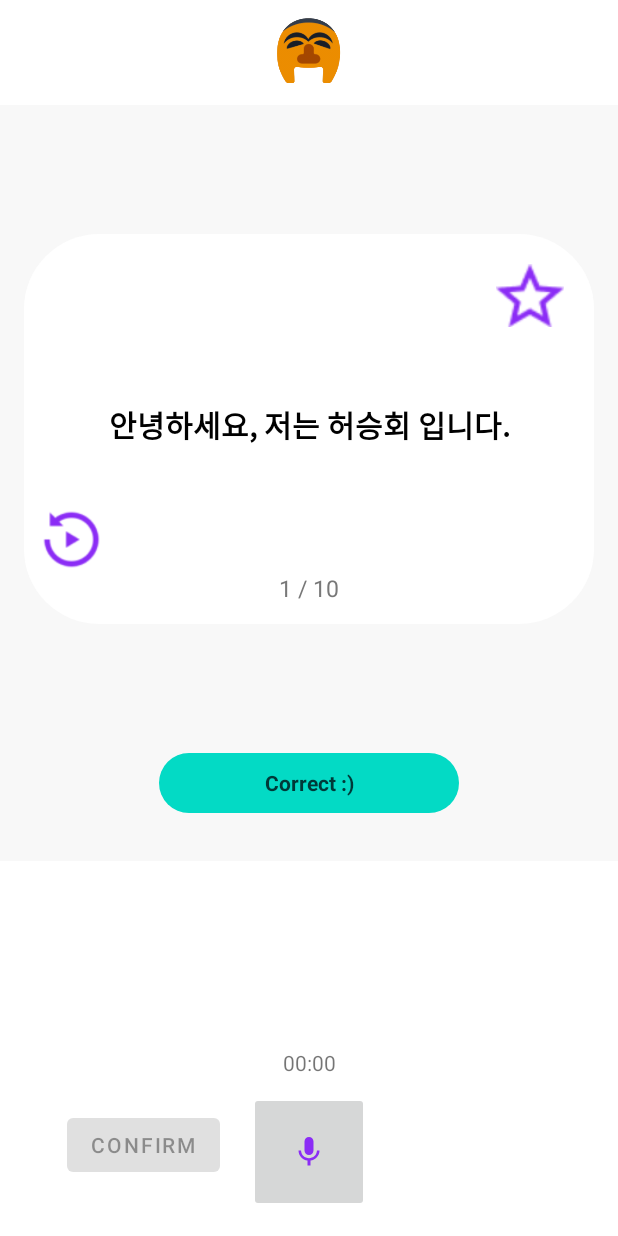
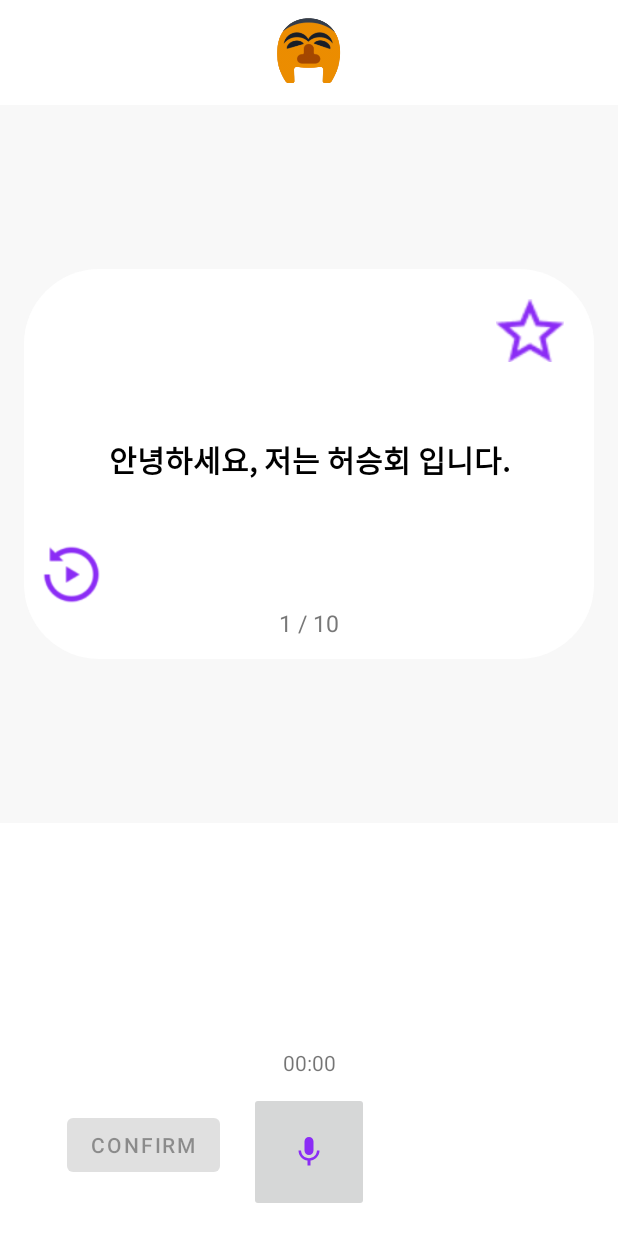
Before and after one commit to Skrrs/android-app, an Android app: the TestActivity screen opened directly, with no data from a screen before it, on a phone screen of 412 x 824 dp. Run offline under Robolectric (Android 15) with nearby library versions, the phone set to English and light mode, and no system bars.

Commit message:
chore : 사소함

```diff
--- a/app/src/main/java/com/example/aop/part2/mask/presentation/mypage/MypageActivity.kt
+++ b/app/src/main/java/com/example/aop/part2/mask/presentation/mypage/MypageActivity.kt
@@ -11,8 +11,11 @@ import com.example.aop.part2.mask.R
 import com.example.aop.part2.mask.presentation.library.MylibraryActivity
 import com.example.aop.part2.mask.presentation.login.LoginActivity
 import com.example.aop.part2.mask.presentation.main.MainActivity
+import com.google.firebase.auth.FirebaseAuth
 
 class MypageActivity: AppCompatActivity() {
+    private val auth: FirebaseAuth = FirebaseAuth.getInstance()
+
     override fun onCreate(savedInstanceState: Bundle?) {
         super.onCreate(savedInstanceState)
         setContentView(R.layout.activity_mypage)
@@ -31,7 +34,7 @@ class MypageActivity: AppCompatActivity() {
                 "로그아웃 합니다. 사용시 재로그인이 필요합니다.",
                 Toast.LENGTH_LONG
             ).show()
-
+            // TODO - currentUser nullize & erase cache ?
             val intent = Intent(this, LoginActivity::class.java) // BeginnerGo
 //            intent.addFlags(Intent.FLAG_ACTIVITY_CLEAR_TASK or Intent.FLAG_ACTIVITY_NEW_TASK)
             startActivity(intent)
--- a/app/src/main/res/layout/activity_mylibrary.xml
+++ b/app/src/main/res/layout/activity_mylibrary.xml
@@ -74,7 +74,7 @@
         </LinearLayout>
 
         <androidx.appcompat.widget.AppCompatButton
-            android:id="@+id/btn_delete"
+            android:id="@+id/btnDel"
             android:layout_width="35dp"
             android:layout_height="35dp"
             android:layout_gravity="center_vertical"
--- a/app/src/main/res/layout/activity_test.xml
+++ b/app/src/main/res/layout/activity_test.xml
@@ -44,7 +44,7 @@
         android:backgroundTint="#FFFFFF"
         android:orientation="vertical"
         android:visibility="visible"
-        app:layout_constraintBottom_toTopOf="@+id/result"
+        app:layout_constraintBottom_toTopOf="@+id/footer"
         app:layout_constraintEnd_toEndOf="parent"
         app:layout_constraintHorizontal_bias="0.5"
         app:layout_constraintStart_toStartOf="parent"
@@ -92,26 +92,26 @@
             android:textSize="15sp" />
     </LinearLayout>
 
-    <TextView
-        android:id="@+id/result"
-        android:layout_width="200dp"
-        android:layout_height="40dp"
-        android:layout_marginBottom="32dp"
-        android:background="@drawable/border_button"
-        android:backgroundTint="@color/teal_200"
-        android:gravity="center"
-        android:text="@string/msg_correct"
-        android:textColor="#003938"
-        android:textStyle="bold"
-        app:layout_constraintBottom_toTopOf="@+id/footer"
-        app:layout_constraintEnd_toEndOf="parent"
-        app:layout_constraintHorizontal_bias="0.5"
-        app:layout_constraintStart_toStartOf="parent" />
+<!--    <TextView-->
+<!--        android:id="@+id/result"-->
+<!--        android:layout_width="200dp"-->
+<!--        android:layout_height="40dp"-->
+<!--        android:layout_marginBottom="32dp"-->
+<!--        android:background="@drawable/border_button"-->
+<!--        android:backgroundTint="@color/teal_200"-->
+<!--        android:gravity="center"-->
+<!--        android:text="@string/msg_correct"-->
+<!--        android:textColor="#003938"-->
+<!--        android:textStyle="bold"-->
+<!--        app:layout_constraintBottom_toTopOf="@+id/footer"-->
+<!--        app:layout_constraintEnd_toEndOf="parent"-->
+<!--        app:layout_constraintHorizontal_bias="0.5"-->
+<!--        app:layout_constraintStart_toStartOf="parent" />-->
 
     <androidx.constraintlayout.widget.ConstraintLayout
         android:id="@+id/footer"
         android:layout_width="match_parent"
-        android:layout_height="250dp"
+        android:layout_height="275dp"
         android:background="@color/white"
         app:layout_constraintBottom_toBottomOf="parent"
         app:layout_constraintEnd_toEndOf="parent"
@@ -119,9 +119,8 @@
 
         <com.example.aop.part2.mask.utils.record.SoundVisualizerView
             android:id="@+id/soundVisualizeView"
-
-            android:layout_width="340dp"
-            android:layout_height="100dp"
+            android:layout_width="320dp"
+            android:layout_height="125dp"
             android:layout_marginTop="16dp"
             app:layout_constraintEnd_toEndOf="parent"
             app:layout_constraintHorizontal_bias="0.5"
```
Also changed, not shown: app/src/main/java/com/example/aop/part2/mask/presentation/main/MainActivity.kt (+36 -6 lines).
